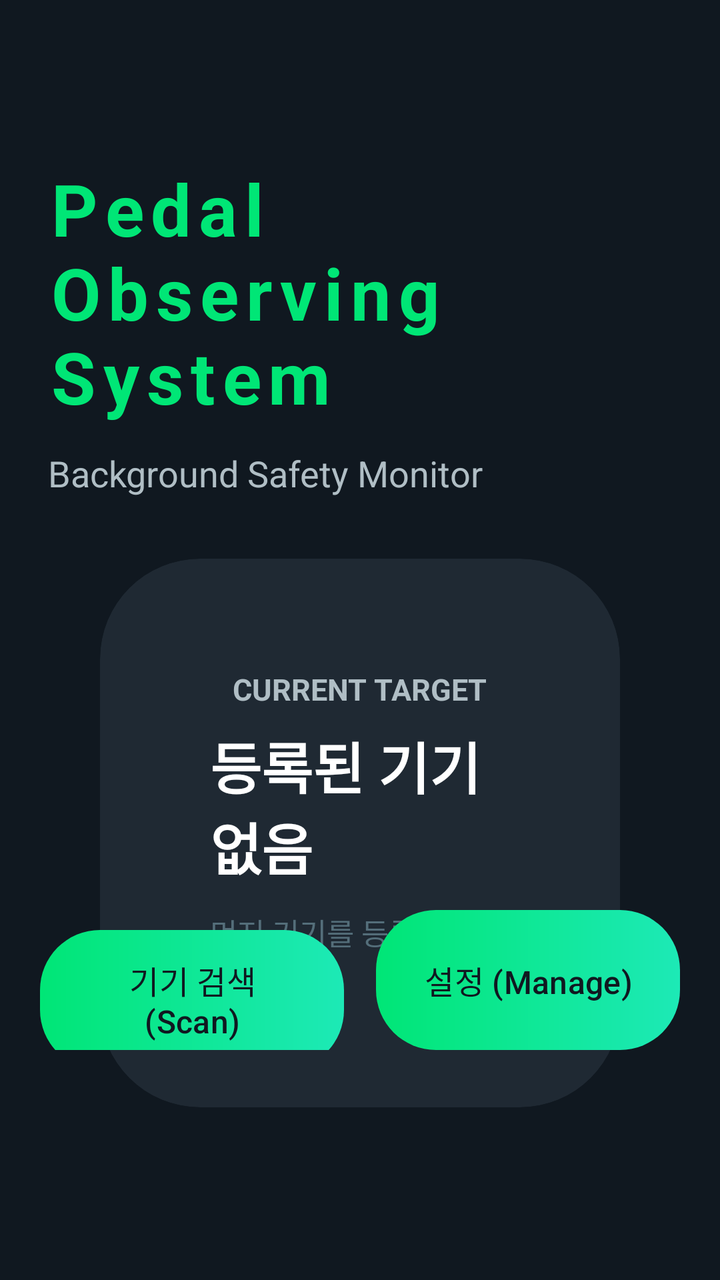
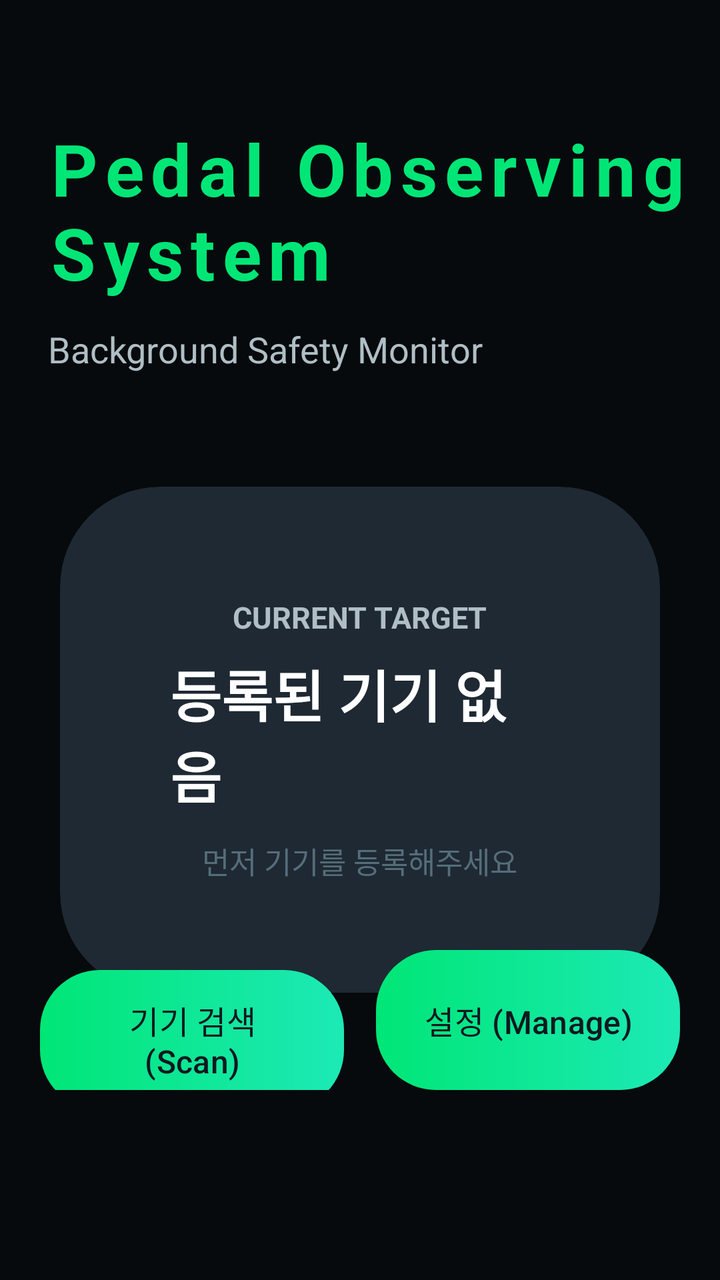

Screens rendered from an Android XML layout before and after an edit, with the pre-edit source and the edit as a unified diff.
<!-- AndroidManifest.xml: application theme Theme.AGproject -->
<!-- res/layout/activity_main.xml -->
<?xml version="1.0" encoding="utf-8"?>
<androidx.constraintlayout.widget.ConstraintLayout
    xmlns:android="http://schemas.android.com/apk/res/android"
    xmlns:app="http://schemas.android.com/apk/res-auto"
    android:layout_width="match_parent"
    android:layout_height="match_parent"
    android:background="@color/bg_dark"
    android:padding="20dp">

    <TextView
        android:id="@+id/tvAppTitle"
        android:layout_width="wrap_content"
        android:layout_height="wrap_content"
        android:layout_marginTop="60dp"
        android:layout_marginStart="4dp"
        android:text="@string/app_title"
        android:textColor="@color/accent_blue"
        android:textSize="36sp"
        android:textStyle="bold"
        android:letterSpacing="0.1"
        app:layout_constraintTop_toTopOf="parent"
        app:layout_constraintStart_toStartOf="parent" />

    <TextView
        android:layout_width="wrap_content"
        android:layout_height="wrap_content"
        android:layout_marginTop="12dp"
        android:layout_marginStart="4dp"
        android:text="@string/app_subtitle"
        android:textColor="@color/text_gray"
        android:textSize="18sp"
        app:layout_constraintTop_toBottomOf="@id/tvAppTitle"
        app:layout_constraintStart_toStartOf="parent" />


    <com.google.android.material.card.MaterialCardView
        android:id="@+id/cardCurrentTarget"
        android:layout_width="match_parent"
        android:layout_height="wrap_content"
        android:layout_marginTop="45dp"
        android:layout_marginHorizontal="@dimen/card_margin_horizontal"
        app:cardBackgroundColor="@color/bg_card"
        app:cardCornerRadius="@dimen/card_corner_radius"
        app:cardElevation="0dp"
        app:strokeWidth="0dp"
        app:strokeColor="@color/accent_blue"
        app:layout_constraintTop_toBottomOf="@id/tvAppTitle"
        app:layout_constraintBottom_toBottomOf="parent"
        app:layout_constraintVertical_bias="0.25">

        <LinearLayout
            android:layout_width="match_parent"
            android:layout_height="wrap_content"
            android:orientation="vertical"
            android:padding="55dp"
            android:gravity="center">

            <TextView
                android:layout_width="wrap_content"
                android:layout_height="wrap_content"
                android:text="@string/label_current_target"
                android:textColor="@color/text_gray"
                android:textSize="15sp"
                android:textStyle="bold"/>

            <TextView
                android:id="@+id/tvTargetName"
                android:layout_width="wrap_content"
                android:layout_height="wrap_content"
                android:layout_marginTop="8dp"
                android:text="@string/no_device_registered"
                android:textColor="@color/text_white"
                android:textSize="28sp"
                android:textStyle="bold"/>

            <TextView
                android:id="@+id/tvTargetAddress"
                android:layout_width="wrap_content"
                android:layout_height="wrap_content"
                android:layout_marginTop="12dp"
                android:text="@string/register_prompt"
                android:textColor="@color/text_hint"
                android:textSize="15sp"/>
        </LinearLayout>

    </com.google.android.material.card.MaterialCardView>

    <LinearLayout
        android:layout_width="match_parent"
        android:layout_height="wrap_content"
        android:orientation="horizontal"
        android:layout_marginBottom="95dp"
        app:layout_constraintBottom_toBottomOf="parent"
        app:layout_constraintStart_toStartOf="parent"
        app:layout_constraintEnd_toEndOf="parent">

        <com.google.android.material.button.MaterialButton
            android:id="@+id/btnGoScan"
            android:layout_width="0dp"
            android:layout_height="70dp"
            android:layout_weight="1"
            android:layout_marginEnd="8dp"
            android:text="@string/btn_scan"
            android:textColor="#101820"
            android:textSize="16dp"
            android:background="@drawable/bg_mint_gradient"
            app:backgroundTint="@null"
            app:strokeColor="#101820"
            app:strokeWidth="1dp"
            app:cornerRadius="12dp" />

        <com.google.android.material.button.MaterialButton
            android:id="@+id/btnGoManager"
            android:layout_width="0dp"
            android:layout_height="70dp"
            android:layout_weight="1"
            android:layout_marginStart="8dp"
            android:text="@string/btn_manage"
            android:textColor="#101820"
            android:textSize="16dp"
            android:background="@drawable/bg_mint_gradient"
            app:backgroundTint="@null"
            app:strokeColor="#101820"
            app:cornerRadius="12dp"/>

    </LinearLayout>



</androidx.constraintlayout.widget.ConstraintLayout>
<!-- resources referenced by this layout -->
<resources>
  <color name="accent_blue">#00E676</color>
  <color name="bg_card">#1F2933</color>
  <color name="bg_dark">#101820</color>
  <color name="text_gray">#B0BEC5</color>
  <color name="text_hint">#546E7A</color>
  <color name="text_white">#FFFFFF</color>
  <dimen name="card_corner_radius">50dp</dimen>
  <dimen name="card_margin_horizontal">30dp</dimen>
  <!-- drawable bg_mint_gradient (drawable) -->
  <?xml version="1.0" encoding="utf-8"?>
  <shape xmlns:android="http://schemas.android.com/apk/res/android">
    <gradient
        android:startColor="#00E676"
        android:endColor="#1DE9B6"
        android:angle="0" /> <corners android:radius="30dp" />
  </shape>
  <string name="app_subtitle">Background Safety Monitor</string>
  <string name="app_title">Pedal Observing System</string>
  <string name="btn_manage">설정 (Manage)</string>
  <string name="btn_scan">기기 검색 (Scan)</string>
  <string name="label_current_target">CURRENT TARGET</string>
  <string name="no_device_registered">등록된 기기 없음</string>
  <string name="register_prompt">먼저 기기를 등록해주세요</string>
  <style name="Theme.AGproject" parent="Base.Theme.AGproject" />
  <style name="Base.Theme.AGproject" parent="Theme.Material3.DayNight.NoActionBar">
          
          
      </style>
</resources>

<!-- the commit's change to res/layout/activity_main.xml (unified diff, before → after) -->
@@ -4,15 +4,30 @@
     xmlns:app="http://schemas.android.com/apk/res-auto"
     android:layout_width="match_parent"
     android:layout_height="match_parent"
-    android:background="@color/bg_dark"
-    android:padding="20dp">
+    android:background="@color/bg_dark">
+
+    <ImageView
+        android:id="@+id/ivBackground"
+        android:layout_width="match_parent"
+        android:layout_height="match_parent"
+        android:scaleType="centerCrop"
+        android:contentDescription="Background Image"
+        app:layout_constraintTop_toTopOf="parent"
+        app:layout_constraintBottom_toBottomOf="parent"
+        app:layout_constraintStart_toStartOf="parent"
+        app:layout_constraintEnd_toEndOf="parent" />
+
+    <View
+        android:layout_width="match_parent"
+        android:layout_height="match_parent"
+        android:background="#99000000" />
 
     <TextView
         android:id="@+id/tvAppTitle"
         android:layout_width="wrap_content"
         android:layout_height="wrap_content"
         android:layout_marginTop="60dp"
-        android:layout_marginStart="4dp"
+        android:layout_marginStart="24dp"
         android:text="@string/app_title"
         android:textColor="@color/accent_blue"
         android:textSize="36sp"
@@ -25,13 +40,12 @@
         android:layout_width="wrap_content"
         android:layout_height="wrap_content"
         android:layout_marginTop="12dp"
-        android:layout_marginStart="4dp"
+        android:layout_marginStart="24dp"
         android:text="@string/app_subtitle"
         android:textColor="@color/text_gray"
         android:textSize="18sp"
         app:layout_constraintTop_toBottomOf="@id/tvAppTitle"
         app:layout_constraintStart_toStartOf="parent" />
-
 
     <com.google.android.material.card.MaterialCardView
         android:id="@+id/cardCurrentTarget"
@@ -90,6 +104,7 @@
         android:layout_height="wrap_content"
         android:orientation="horizontal"
         android:layout_marginBottom="95dp"
+        android:layout_marginHorizontal="20dp"
         app:layout_constraintBottom_toBottomOf="parent"
         app:layout_constraintStart_toStartOf="parent"
         app:layout_constraintEnd_toEndOf="parent">
@@ -125,6 +140,4 @@
 
     </LinearLayout>
 
-
-
 </androidx.constraintlayout.widget.ConstraintLayout>
